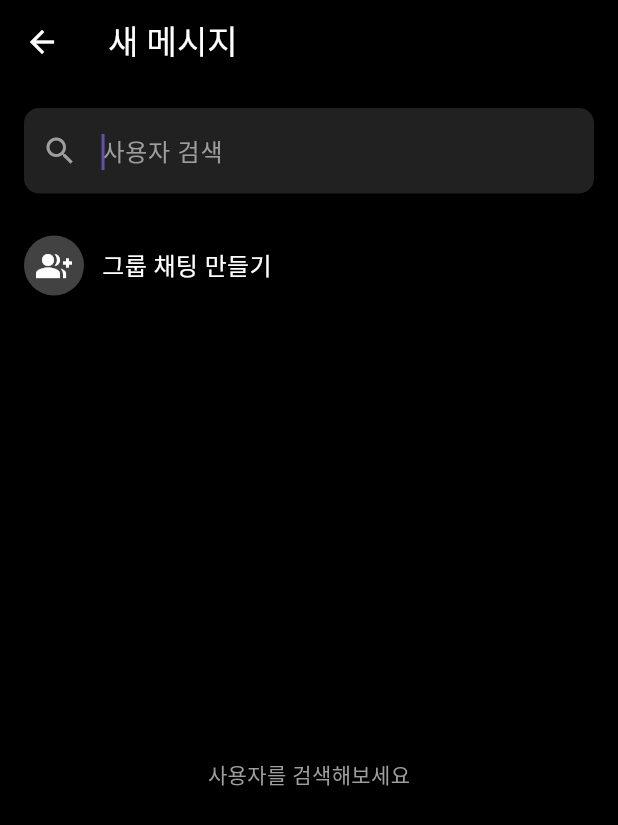
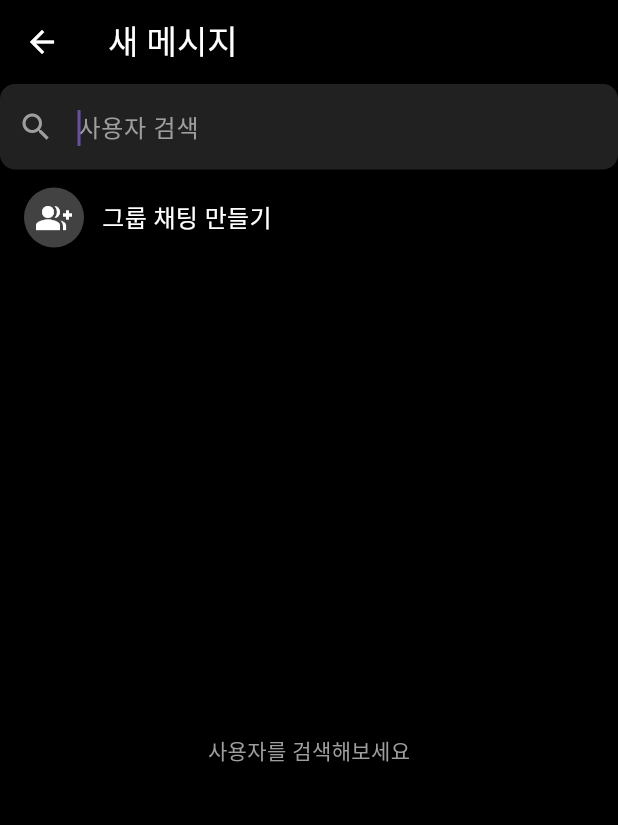
Before and after one commit to LJG7123/pickture, a Flutter app: the NewChatScreen screen opened by its route, on a phone screen of 412 x 824 dp. Shown: the top 825 px of the screen. Run offline on Flutter 3.47's test engine with Material 3 defaults, Android fonts, the phone set to English and light mode, and no system bars; our stand-ins replace cloud_firestore, firebase_auth, firebase_core, flutter_riverpod, flutter_svg, go_router and 2 more; accounts and stored records are empty; generated files the repository leaves out were written again.

Commit message:
refactor : 공용 위젯 수정.

```diff
--- a/lib/widgets/user/search_results.dart
+++ b/lib/widgets/user/search_results.dart
@@ -26,7 +26,6 @@ class SearchResults extends StatelessWidget {
         ),
       );
     }
-    print('contacts: $contacts');
     if (contacts.isEmpty) {
       return const Center(
         child: Text(
--- a/lib/widgets/user/search_text_field.dart
+++ b/lib/widgets/user/search_text_field.dart
@@ -41,9 +41,7 @@ class SearchTextFieldState extends ConsumerState<SearchTextField> {
 
   @override
   Widget build(BuildContext context) {
-    return Padding(
-      padding: const EdgeInsets.all(16.0),
-      child: TextField(
+    return TextField(
       controller: _controller,
       autofocus: widget.autofocus,
       style: const TextStyle(color: Colors.white),
@@ -72,7 +70,6 @@ class SearchTextFieldState extends ConsumerState<SearchTextField> {
         setState(() {});
         _onSearchChanged(value);
       },
-      ),
     );
   }
 
```
Also changed, not shown: lib/widgets/user/search_container.dart (added, +27 -0 lines). Lines whose indentation alone changed are shown as unchanged.
